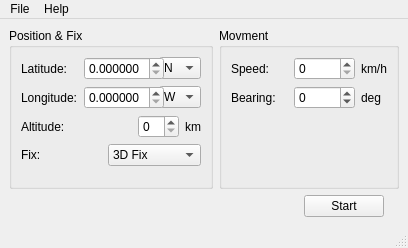
Qt form mainwindow.ui (xtremekforever/XKSimulator) before a commit.
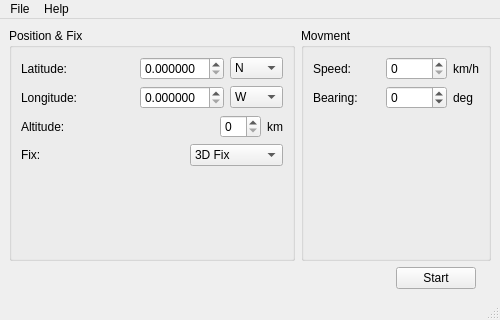
The same form after that commit. Icons and pictures are not drawn.

Commit message: Increase size of UI

The edit to the form file:
```diff
--- a/mainwindow.ui
+++ b/mainwindow.ui
@@ -6,20 +6,20 @@
    <rect>
     <x>0</x>
     <y>0</y>
-    <width>408</width>
-    <height>248</height>
+    <width>500</width>
+    <height>320</height>
    </rect>
   </property>
   <property name="minimumSize">
    <size>
-    <width>408</width>
-    <height>248</height>
+    <width>500</width>
+    <height>320</height>
    </size>
   </property>
   <property name="maximumSize">
    <size>
-    <width>408</width>
-    <height>248</height>
+    <width>500</width>
+    <height>320</height>
    </size>
   </property>
   <property name="windowTitle">
@@ -363,8 +363,8 @@
     <rect>
      <x>0</x>
      <y>0</y>
-     <width>408</width>
-     <height>21</height>
+     <width>500</width>
+     <height>25</height>
     </rect>
    </property>
    <widget class="QMenu" name="menuFile">
```
